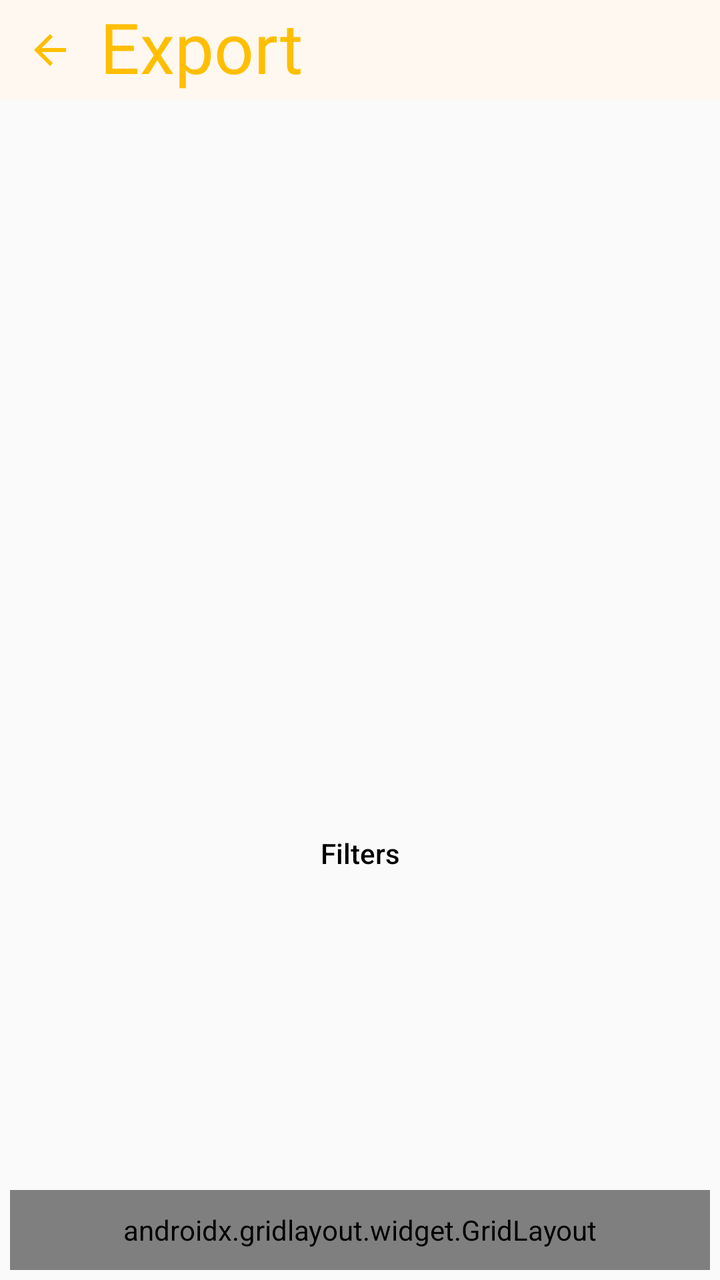
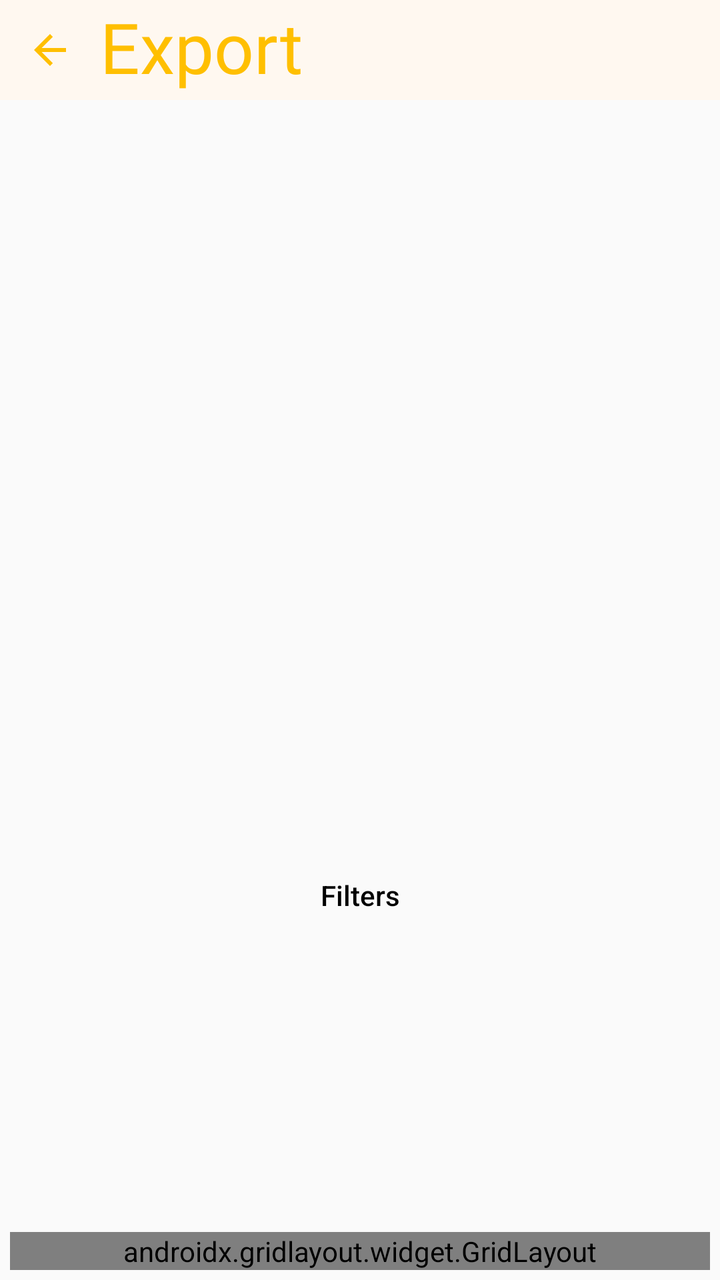

The first picture is an Android layout as it rendered before a commit; the second is the same layout after the commit. The layout source and the unified diff follow.
<!-- AndroidManifest.xml: application theme AppTheme -->
<!-- res/layout/activity_save.xml -->
<?xml version="1.0" encoding="utf-8"?>
<androidx.constraintlayout.widget.ConstraintLayout xmlns:android="http://schemas.android.com/apk/res/android"
    xmlns:app="http://schemas.android.com/apk/res-auto"
    xmlns:tools="http://schemas.android.com/tools"
    android:layout_width="match_parent"
    android:layout_height="match_parent"
    tools:context="com.dartt.yello.SaveActivity">

    <FrameLayout
        android:id="@+id/actionBar"
        android:layout_width="match_parent"
        android:layout_height="50dp"
        android:background="@color/sandal"
        app:layout_constraintTop_toTopOf="parent">

        <ImageButton
            android:layout_width="50dp"
            android:layout_height="match_parent"
            android:background="?attr/selectableItemBackground"
            android:onClick="onBackClick"
            android:src="@drawable/icon_back_arrow"
            android:tint="@color/colorAccent" />

        <TextView
            android:layout_width="wrap_content"
            android:layout_height="match_parent"
            android:layout_marginStart="50dp"
            android:fontFamily="@font/grandhotel_regular"

            android:text="Export "
            android:textColor="@color/colorAccent"
            android:textSize="35dp" />
    </FrameLayout>

    <androidx.constraintlayout.widget.ConstraintLayout
        android:layout_width="wrap_content"
        android:layout_height="0dp"
        app:layout_constraintBottom_toTopOf="@id/filter_parent"
        app:layout_constraintLeft_toLeftOf="parent"
        app:layout_constraintRight_toRightOf="parent"
        app:layout_constraintTop_toBottomOf="@id/actionBar">

        <ImageView
            android:id="@+id/image_view"
            android:layout_width="wrap_content"
            android:layout_height="wrap_content"
            android:adjustViewBounds="true"
            android:scaleType="fitStart"
            android:padding="0dp"
            app:layout_constraintLeft_toLeftOf="parent"
            app:layout_constraintTop_toTopOf="parent"
            app:layout_constraintVertical_bias="0" />

        <ImageView
            android:id="@+id/filter_image_view"
            android:layout_width="wrap_content"
            android:layout_height="wrap_content"
            android:adjustViewBounds="true"
            android:alpha="0"
            android:scaleType="fitStart"
            app:layout_constraintLeft_toLeftOf="parent"
            app:layout_constraintTop_toTopOf="parent"
            app:layout_constraintVertical_bias="0" />

        <ImageButton
            android:id="@+id/watermark_image_button"
            android:layout_width="50dp"
            android:layout_height="wrap_content"
            android:layout_marginEnd="5dp"
            android:layout_marginBottom="5dp"
            android:adjustViewBounds="true"
            android:background="@null"
            android:onClick="onRemoveWatermarkClick"
            android:padding="0dp"
            android:scaleType="fitCenter"
            android:src="@drawable/ic_yello_padded"
            app:layout_constraintBottom_toBottomOf="@+id/image_view"
            app:layout_constraintRight_toRightOf="@id/image_view" />
    </androidx.constraintlayout.widget.ConstraintLayout>
    

    <androidx.constraintlayout.widget.ConstraintLayout
        android:id="@+id/filter_parent"
        android:layout_width="match_parent"
        android:layout_height="wrap_content"
        android:layout_margin="5dp"
        app:layout_constraintBottom_toBottomOf="parent">

        <androidx.gridlayout.widget.GridLayout
            android:layout_width="match_parent"
            android:layout_height="40dp"
            app:layout_constraintTop_toBottomOf="@id/filter_strength_parent">

            <ImageButton
                android:layout_width="wrap_content"
                android:layout_height="match_parent"
                android:background="?attr/selectableItemBackground"
                android:onClick="onRemoveWatermarkClick"
                android:src="@drawable/ic_remove_watermark"
                android:tint="#000000"
                app:layout_columnWeight="1" />

            <ImageButton
                android:layout_width="wrap_content"
                android:layout_height="match_parent"
                android:background="?attr/selectableItemBackground"
                android:onClick="onShareClick"
                android:src="@drawable/icon_share_vector"
                android:tint="#000000"
                app:layout_columnWeight="1" />

            <ImageButton
                android:layout_width="wrap_content"
                android:layout_height="match_parent"
                android:background="?attr/selectableItemBackground"
                android:onClick="onSaveClick"
                android:src="@drawable/icon_download_vector"
                android:tint="#000000"
                app:layout_columnWeight="1" />


        </androidx.gridlayout.widget.GridLayout>

        <TextView
            android:id="@+id/_filter_list_title"
            android:layout_width="match_parent"
            android:layout_height="wrap_content"
            android:fontFamily="sans-serif-medium"
            android:gravity="center"
            android:text="Filters"
            android:textColor="#000"
            app:layout_constraintTop_toTopOf="parent" />

        <androidx.constraintlayout.widget.ConstraintLayout
            android:id="@+id/filter_strength_parent"
            android:layout_width="match_parent"
            android:layout_height="wrap_content"
            android:paddingBottom="5dp"
            android:visibility="invisible"
            app:layout_constraintTop_toBottomOf="@id/filter_recycler_view">

            <SeekBar
                android:id="@+id/seek_bar_filter_strength"
                android:layout_width="0dp"
                android:layout_height="wrap_content"
                app:layout_constraintBottom_toBottomOf="@id/_filter_strength_title"
                app:layout_constraintLeft_toRightOf="@id/_filter_strength_title"
                app:layout_constraintRight_toRightOf="parent"
                app:layout_constraintTop_toTopOf="@id/_filter_strength_title"
                app:layout_constraintWidth_default="spread" />

            <TextView
                android:id="@+id/_filter_strength_title"
                android:layout_width="wrap_content"
                android:layout_height="wrap_content"
                android:fontFamily="sans-serif-medium"
                android:gravity="center"
                android:text="Filter Strength"
                android:textColor="#000"
                app:layout_constraintLeft_toLeftOf="parent"
                app:layout_constraintTop_toTopOf="parent" />

        </androidx.constraintlayout.widget.ConstraintLayout>

        <androidx.recyclerview.widget.RecyclerView
            android:id="@+id/filter_recycler_view"
            android:layout_width="match_parent"
            android:layout_height="130dp"
            android:layout_marginTop="5dp"
            android:fillViewport="true"
            tools:listitem="@layout/filter_thumbnail_item"
            app:layout_constraintTop_toBottomOf="@id/_filter_list_title" />


    </androidx.constraintlayout.widget.ConstraintLayout>
</androidx.constraintlayout.widget.ConstraintLayout>
<!-- res/layout/filter_thumbnail_item.xml (included above) -->
<?xml version="1.0" encoding="utf-8"?>
<androidx.constraintlayout.widget.ConstraintLayout xmlns:android="http://schemas.android.com/apk/res/android"
    xmlns:app="http://schemas.android.com/apk/res-auto"
    android:layout_width="wrap_content"
    android:layout_height="wrap_content">

    <ImageButton
        android:id="@+id/filter_thumb"
        android:layout_width="100dp"
        android:layout_height="100dp"
        android:backgroundTint="#0000"
        android:scaleType="centerCrop"
        android:padding="2.5dp"
        app:layout_constraintLeft_toLeftOf="parent"
        app:layout_constraintRight_toRightOf="parent"
        app:layout_constraintTop_toTopOf="parent" />

    <TextView
        android:id="@+id/filter_name"
        android:layout_width="wrap_content"
        android:layout_height="20dp"
        android:text="Default"
        app:layout_constraintLeft_toLeftOf="parent"
        app:layout_constraintRight_toRightOf="parent"
        app:layout_constraintTop_toBottomOf="@id/filter_thumb" />

</androidx.constraintlayout.widget.ConstraintLayout>
<!-- resources referenced by this layout -->
<resources>
  <color name="colorAccent">#FFBF00</color>
  <color name="sandal">#FFF8F0</color>
  <!-- drawable ic_remove_watermark (drawable) -->
  <vector xmlns:android="http://schemas.android.com/apk/res/android"
      android:width="24dp"
      android:height="24dp"
      android:viewportWidth="24"
      android:viewportHeight="24">
      <path
          android:fillColor="#FF000000"
          android:pathData="M19,3H5C3.9,3 3,3.9 3,5v14c0,1.1 0.9,2 2,2h14c1.1,0 2,-0.9 2,-2V5C21,3.9 20.1,3 19,3zM15.6,5.2l0.8,-0.8l1.2,1.2l1.2,-1.2l0.8,0.8l-1.2,1.2l1.2,1.2l-0.8,0.8l-1.2,-1.2l-1.2,1.2l-0.8,-0.8l1.2,-1.2L15.6,5.2zM19,19.9h-6.4v-2H19V19.9zM5,17l3.5,-4.5l2.5,3l3.5,-4.5l4.5,6H5z" />
  </vector>
  <!-- drawable ic_yello_padded: vector/xml drawable (drawable, 16163 chars, omitted) -->
  <!-- drawable icon_back_arrow (drawable) -->
  <vector xmlns:android="http://schemas.android.com/apk/res/android"
      android:width="24dp"
      android:height="24dp"
      android:viewportWidth="24"
      android:viewportHeight="24"
      android:tint="?attr/colorControlNormal">
      <path
          android:fillColor="@android:color/white"
          android:pathData="M20,11H7.83l5.59,-5.59L12,4l-8,8 8,8 1.41,-1.41L7.83,13H20v-2z" />
  </vector>
  <!-- drawable icon_download_vector (drawable) -->
  <vector xmlns:android="http://schemas.android.com/apk/res/android"
      android:width="24dp"
      android:height="24dp"
      android:viewportWidth="24"
      android:viewportHeight="24"
      android:tint="?attr/colorControlNormal">
      <path
          android:fillColor="@android:color/white"
          android:pathData="M19,12v7L5,19v-7L3,12v7c0,1.1 0.9,2 2,2h14c1.1,0 2,-0.9 2,-2v-7h-2zM13,12.67l2.59,-2.58L17,11.5l-5,5 -5,-5 1.41,-1.41L11,12.67L11,3h2z" />
  </vector>
  <!-- drawable icon_share_vector (drawable) -->
  <vector xmlns:android="http://schemas.android.com/apk/res/android"
      android:width="24dp"
      android:height="24dp"
      android:viewportWidth="24"
      android:viewportHeight="24"
      android:tint="?attr/colorControlNormal">
      <path
          android:fillColor="@android:color/white"
          android:pathData="M18,16.08c-0.76,0 -1.44,0.3 -1.96,0.77L8.91,12.7c0.05,-0.23 0.09,-0.46 0.09,-0.7s-0.04,-0.47 -0.09,-0.7l7.05,-4.11c0.54,0.5 1.25,0.81 2.04,0.81 1.66,0 3,-1.34 3,-3s-1.34,-3 -3,-3 -3,1.34 -3,3c0,0.24 0.04,0.47 0.09,0.7L8.04,9.81C7.5,9.31 6.79,9 6,9c-1.66,0 -3,1.34 -3,3s1.34,3 3,3c0.79,0 1.5,-0.31 2.04,-0.81l7.12,4.16c-0.05,0.21 -0.08,0.43 -0.08,0.65 0,1.61 1.31,2.92 2.92,2.92 1.61,0 2.92,-1.31 2.92,-2.92s-1.31,-2.92 -2.92,-2.92z" />
  </vector>
  <style name="AppTheme" parent="Theme.AppCompat.Light.NoActionBar">
          <item name="colorPrimary">@color/colorPrimary</item>
          <item name="colorPrimaryDark">@color/colorPrimaryDark</item>
          <item name="colorAccent">@color/colorAccent</item>
          <item name="android:layoutDirection">ltr</item>
      </style>
  <color name="colorPrimary">#FFFF</color>
  <color name="colorPrimaryDark">#CCCC</color>
</resources>

<!-- the commit's change to res/layout/activity_save.xml (unified diff, before → after) -->
@@ -45,8 +45,8 @@
             android:layout_width="wrap_content"
             android:layout_height="wrap_content"
             android:adjustViewBounds="true"
+            android:padding="0dp"
             android:scaleType="fitStart"
-            android:padding="0dp"
             app:layout_constraintLeft_toLeftOf="parent"
             app:layout_constraintTop_toTopOf="parent"
             app:layout_constraintVertical_bias="0" />
@@ -88,34 +88,42 @@
 
         <androidx.gridlayout.widget.GridLayout
             android:layout_width="match_parent"
-            android:layout_height="40dp"
+            android:layout_height="wrap_content"
             app:layout_constraintTop_toBottomOf="@id/filter_strength_parent">
 
-            <ImageButton
-                android:layout_width="wrap_content"
+            <Button
+                android:layout_width="0dp"
                 android:layout_height="match_parent"
                 android:background="?attr/selectableItemBackground"
+                android:drawableTop="@drawable/icon_share_vector"
+                android:drawableTint="#000000"
+                android:onClick="onShareClick"
+                android:text="Share"
+                android:textAppearance="@style/TextAppearance.AppCompat"
+                app:layout_columnWeight="1" />
+
+            <Button
+                android:layout_width="0dp"
+                android:layout_height="wrap_content"
+                android:background="?attr/selectableItemBackground"
+                android:drawableTop="@drawable/ic_remove_watermark"
                 android:onClick="onRemoveWatermarkClick"
-                android:src="@drawable/ic_remove_watermark"
+                android:text="Remove Watermark"
+                android:textAppearance="@style/TextAppearance.AppCompat"
                 android:tint="#000000"
                 app:layout_columnWeight="1" />
 
-            <ImageButton
-                android:layout_width="wrap_content"
-                android:layout_height="match_parent"
-                android:background="?attr/selectableItemBackground"
-                android:onClick="onShareClick"
-                android:src="@drawable/icon_share_vector"
-                android:tint="#000000"
-                app:layout_columnWeight="1" />
-
-            <ImageButton
-                android:layout_width="wrap_content"
+
+            <Button
+                android:layout_width="0dp"
                 android:layout_height="match_parent"
                 android:background="?attr/selectableItemBackground"
                 android:onClick="onSaveClick"
-                android:src="@drawable/icon_download_vector"
-                android:tint="#000000"
+                android:drawableTop="@drawable/icon_download_vector"
+                android:drawableTint="#000000"
+                android:textAppearance="@style/TextAppearance.AppCompat"
+                android:text="Save"
+
                 app:layout_columnWeight="1" />
 
 
@@ -136,6 +144,7 @@
             android:layout_width="match_parent"
             android:layout_height="wrap_content"
             android:paddingBottom="5dp"
+            android:layout_marginBottom="5dp"
             android:visibility="invisible"
             app:layout_constraintTop_toBottomOf="@id/filter_recycler_view">
 
@@ -168,8 +177,8 @@
             android:layout_height="130dp"
             android:layout_marginTop="5dp"
             android:fillViewport="true"
-            tools:listitem="@layout/filter_thumbnail_item"
-            app:layout_constraintTop_toBottomOf="@id/_filter_list_title" />
+            app:layout_constraintTop_toBottomOf="@id/_filter_list_title"
+            tools:listitem="@layout/filter_thumbnail_item" />
 
 
     </androidx.constraintlayout.widget.ConstraintLayout>
